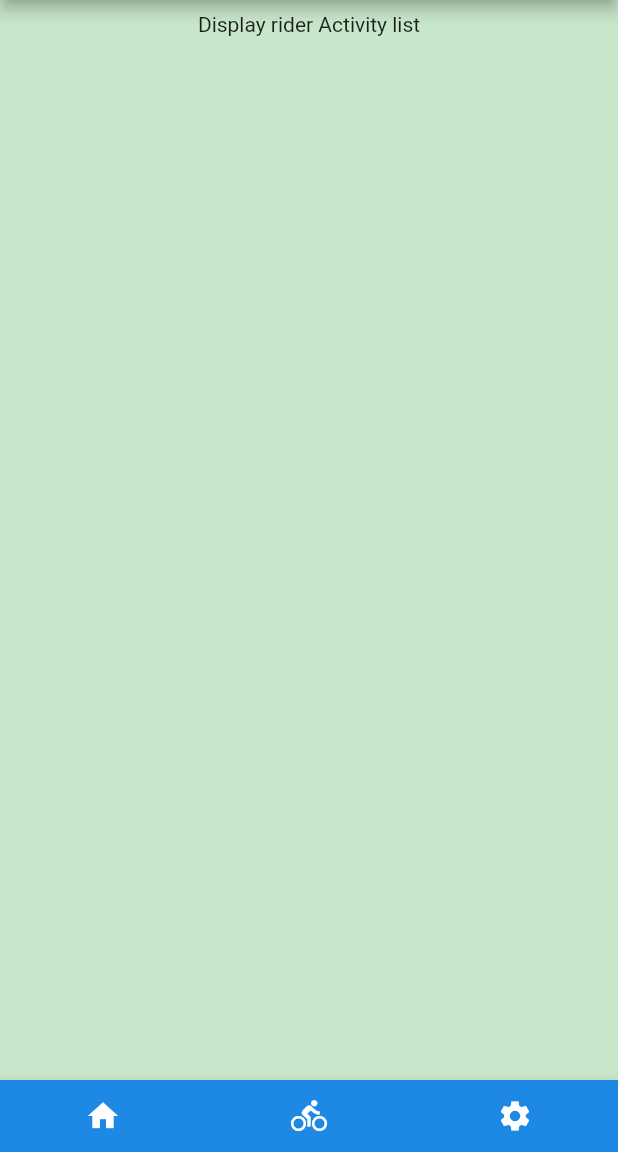
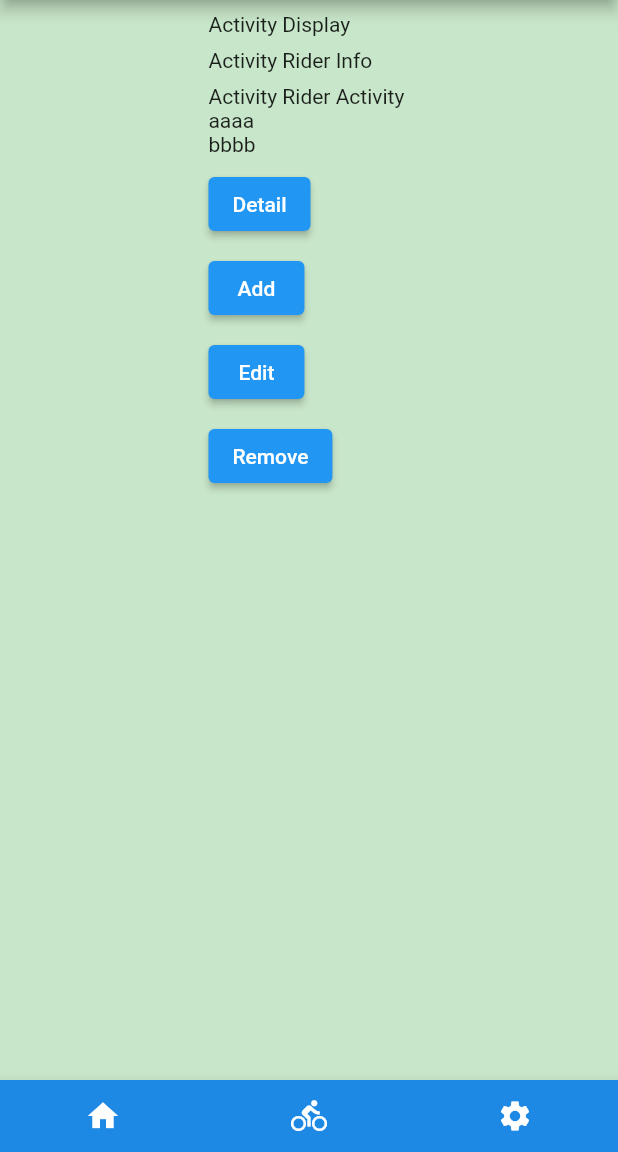
Before and after one commit to hiramatsuYoshiaki/ride_activity, a Flutter app: the ActivityPage screen opened directly, on a phone screen of 412 x 824 dp, the part 84-1236 px from its top. Run offline on Flutter 3.47's test engine with Material 2 defaults, Android fonts, the phone set to English and light mode, and no system bars; our stand-ins replace cloud_firestore, email_validator, firebase_auth, firebase_core, image_picker; missing offline and left inert: dart:js; accounts and stored records are empty; network calls fail.

Commit message:
add activiti

```diff
--- a/lib/application_state.dart
+++ b/lib/application_state.dart
@@ -32,7 +32,6 @@ class ApplicationState extends ChangeNotifier {
         print(user.displayName);
         print(user.emailVerified);
         // setUser(user);
-
         // User(
         //   displayName: aaa,
         //   email: aaa@gmail.com,
@@ -47,11 +46,48 @@ class ApplicationState extends ChangeNotifier {
         //   tenantId: null,
         //   uid: ltLWWdJvQ7RDVUvUMnDmloFnwwa2
         // )
+
+        //Rider情報----------------------------------------------------
+        // _riderInfo = RiderInfo(
+        //     uid: user.uid, riderName: user.displayName, email: user.email);
+        // _riderInfo = RiderInfo(
+        //     uid: user.uid.toString(),
+        //     riderName: user.displayName.toString(),
+        //     email: user.email.toString());
+
+        //Activity情報-------------------------------------------------
+        // _guestBookSubscription = FirebaseFirestore.instance
+        //     .collection('guestbook')
+        //     .orderBy('timestamp', descending: true)
+        //     .snapshots()
+        //     .listen((snapshot) {
+        //   _guestBookMessages = [];
+        //   for (final document in snapshot.docs) {
+        //     // print(document.data()['message'] as String);
+        //     _guestBookMessages.add(
+        //       GuestBookMessage(
+        //           name: document.data()['name'] as String,
+        //           message: document.data()['text'] as String),
+        //     );
+        //   }
+        _riderActivities = [
+          RiderActivities(
+              id: '001',
+              uid: 'jmUx5BeigyYVWQ1ysaWjq02oKao2',
+              activityTitle: 'aaaa',
+              email: 'hworksdev@gmail.com'),
+          RiderActivities(
+              id: '002',
+              uid: 'ltLWWdJvQ7RDVUvUMnDmloFnwwa2',
+              activityTitle: 'bbbb',
+              email: 'aaa.com'),
+        ];
+
         notifyListeners();
       } else {
         _loginState = ApplicationLoginState.loggedOut;
         _currentUser = null;
-
+        _riderActivities = [];
         print('userChanges logged out');
         // print(user);
         notifyListeners();
@@ -79,6 +115,27 @@ class ApplicationState extends ChangeNotifier {
   String? _email;
   String? get email => _email;
 
+  // final List<RiderActivities> _RiderActivities = [
+  //   RiderActivities(
+  //       id: '001',
+  //       uid: 'jmUx5BeigyYVWQ1ysaWjq02oKao2',
+  //       activityTitle: 'aaaa',
+  //       email: 'hworksdev@gmail.com'),
+  //   RiderActivities(
+  //       id: '002',
+  //       uid: 'ltLWWdJvQ7RDVUvUMnDmloFnwwa2',
+  //       activityTitle: 'bbbb',
+  //       email: 'aaa.com'),
+  // ];
+  List<RiderActivities> _riderActivities = [];
+  List<RiderActivities> get riderActivities => _riderActivities;
+  // List<RiderActivities> getRideActivitise() {
+  //   return riderActivities;
+  // }
+
+  // RiderInfo _riderInfo;
+  // RiderInfo get riderInfo => _riderInfo;
+
   // String _user = "";
   // String get getUser => _user;
 
@@ -90,10 +147,16 @@ class ApplicationState extends ChangeNotifier {
     notifyListeners();
   }
 
+  void setActivityState(ActivityState status) {
+    _activityState = status;
+    notifyListeners();
+  }
+
   void setLoginState(ApplicationLoginState status) {
     _loginState = status;
     notifyListeners();
   }
+
   // bool _isEditProfilr = false;
   // bool get getIsEditProfile => _isEditProfilr;
   // void editProfile() {
@@ -315,3 +378,45 @@ class ApplicationState extends ChangeNotifier {
     notifyListeners();
   }
 }
+
+class RiderActivities {
+  RiderActivities({
+    required this.id,
+    required this.uid,
+    required this.activityTitle,
+    required this.email,
+  });
+  final String id;
+  final String uid;
+  final String activityTitle;
+  final String email;
+}
+
+class RiderInfo {
+  RiderInfo({
+    required this.uid,
+    required this.riderName,
+    required this.email,
+  });
+  final String uid;
+  final String riderName;
+  final String email;
+}
+// RiderActivities getRiderActivities(){
+//   return
+// }
+// Future<DocumentReference> addMessageToGuestBook(String message) {
+//   if (_loginState != ApplicationLoginState.loggedIn) {
+//     throw Exception('Must be logged in');
+//   }
+//   // print('addMessageToGuestBook');
+//   // print('message:$message');
+//   return FirebaseFirestore.instance
+//       .collection('guestbook')
+//       .add(<String, dynamic>{
+//     'text': message,
+//     'timestamp': DateTime.now().millisecondsSinceEpoch,
+//     'name': FirebaseAuth.instance.currentUser!.displayName,
+//     'uesrId': FirebaseAuth.instance.currentUser!.uid,
+//   });
+// }
--- a/lib/pages/activity.dart
+++ b/lib/pages/activity.dart
@@ -28,6 +28,9 @@ class ActivityPage extends StatelessWidget {
                   builder: (BuildContext context, appState, _) =>
                       ActivitySwitch(
                         activityState: appState.activityState,
+                        setActivityState: appState.setActivityState,
+                        riderActivities: appState.riderActivities,
+                        // riderInfo: appState.riderInfo,
                       ))
               // Consumer<ApplicationState>(
               //   builder: (context, appState, _) => UserProfile(
--- a/lib/switch/activity_switch.dart
+++ b/lib/switch/activity_switch.dart
@@ -1,4 +1,6 @@
 import 'package:flutter/material.dart';
+import 'package:ride_activity/application_state.dart';
+import 'package:ride_activity/ui/activity_display.dart';
 import '../../model/status.dart';
 import '../pages/home.dart';
 
@@ -6,8 +8,14 @@ class ActivitySwitch extends StatelessWidget {
   const ActivitySwitch({
     Key? key,
     required this.activityState,
+    required this.setActivityState,
+    required this.riderActivities,
+    // required this.riderInfo,
   }) : super(key: key);
   final ActivityState activityState;
+  final void Function(ActivityState status) setActivityState;
+  final List<RiderActivities> riderActivities;
+  // final RiderInfo riderInfo;
 
   @override
   Widget build(BuildContext context) {
@@ -19,36 +27,33 @@ class ActivitySwitch extends StatelessWidget {
         return Column(
           crossAxisAlignment: CrossAxisAlignment.start,
           children: [
-            Text('Display rider Activity list')
+            // Text('Display rider Activity list')
+            ActivityDisplay(
+              setActivityState: setActivityState,
+              riderActivities: riderActivities,
+              // riderInfo: riderActivities,
+            ),
           ],
         );
       case ActivityState.activityDetail:
         return Column(
           crossAxisAlignment: CrossAxisAlignment.start,
-          children: [
-            Text('activityDetail')
-          ],
+          children: [Text('activityDetail')],
         );
       case ActivityState.activityAdd:
         return Column(
           crossAxisAlignment: CrossAxisAlignment.start,
-          children: [
-            Text('activityAdd')
-          ],
+          children: [Text('activityAdd')],
         );
       case ActivityState.activityEdit:
         return Column(
           crossAxisAlignment: CrossAxisAlignment.start,
-          children: [
-            Text('activityEdit')
-          ],
+          children: [Text('activityEdit')],
         );
       case ActivityState.activityRemove:
         return Column(
           crossAxisAlignment: CrossAxisAlignment.start,
-          children: [
-            Text('activityRemove')
-          ],
+          children: [Text('activityRemove')],
         );
       default:
         return Column(
--- /dev/null
+++ b/lib/ui/activity_display.dart
@@ -0,0 +1,57 @@
+import 'package:flutter/material.dart';
+import 'package:ride_activity/application_state.dart';
+import 'package:ride_activity/model/status.dart';
+
+class ActivityDisplay extends StatefulWidget {
+  const ActivityDisplay({
+    Key? key,
+    required this.setActivityState,
+    required this.riderActivities,
+    // required this.riderInfo,
+  }) : super(key: key);
+  final void Function(ActivityState status) setActivityState;
+  final List<RiderActivities> riderActivities;
+  // final RiderInfo riderInfo;
+
+  @override
+  _ActivityDisplayState createState() => _ActivityDisplayState();
+}
+
+class _ActivityDisplayState extends State<ActivityDisplay> {
+  @override
+  Widget build(BuildContext context) {
+    return Column(crossAxisAlignment: CrossAxisAlignment.start, children: [
+      Text('Activity Display '),
+      SizedBox(height: 8),
+      Text('Activity Rider Info '),
+      SizedBox(height: 8),
+      Text('Activity Rider Activity '),
+      for (var activity in widget.riderActivities)
+        Text('${activity.activityTitle}'),
+      SizedBox(height: 8),
+      ElevatedButton(
+          onPressed: () {
+            widget.setActivityState(ActivityState.activityDetail);
+          },
+          child: Text('Detail')),
+      SizedBox(height: 8),
+      ElevatedButton(
+          onPressed: () {
+            widget.setActivityState(ActivityState.activityAdd);
+          },
+          child: Text('Add')),
+      SizedBox(height: 8),
+      ElevatedButton(
+          onPressed: () {
+            widget.setActivityState(ActivityState.activityEdit);
+          },
+          child: Text('Edit')),
+      SizedBox(height: 8),
+      ElevatedButton(
+          onPressed: () {
+            widget.setActivityState(ActivityState.activityRemove);
+          },
+          child: Text('Remove')),
+    ]);
+  }
+}
--- a/lib/ui/display_profile.dart
+++ b/lib/ui/display_profile.dart
@@ -40,7 +40,7 @@ class _DisplayProfileState extends State<DisplayProfile> {
           },
           icon: const Icon(
             Icons.edit,
-            color: Colors.black45,
+            color: Color.fromARGB(115, 69, 37, 37),
           ),
           label: const Text('アバター変更', style: TextStyle(color: Colors.black45)),
         ),
```
Also changed, not shown: lib/ui/activity_add.dart (added, +49 -0 lines), lib/ui/activity_detail.dart (added, +47 -0 lines), lib/ui/activity_edit.dart (added, +49 -0 lines), lib/ui/activity_remove.dart (added, +49 -0 lines).
